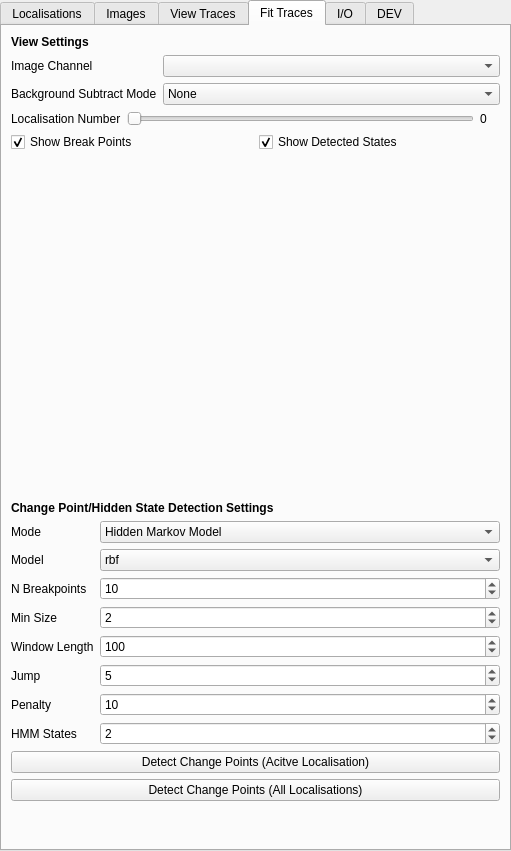
First picture: the form in src/napari_gapseq/gapseq_ui.ui, repository piedrro/napari-GapSeq, before the edit.
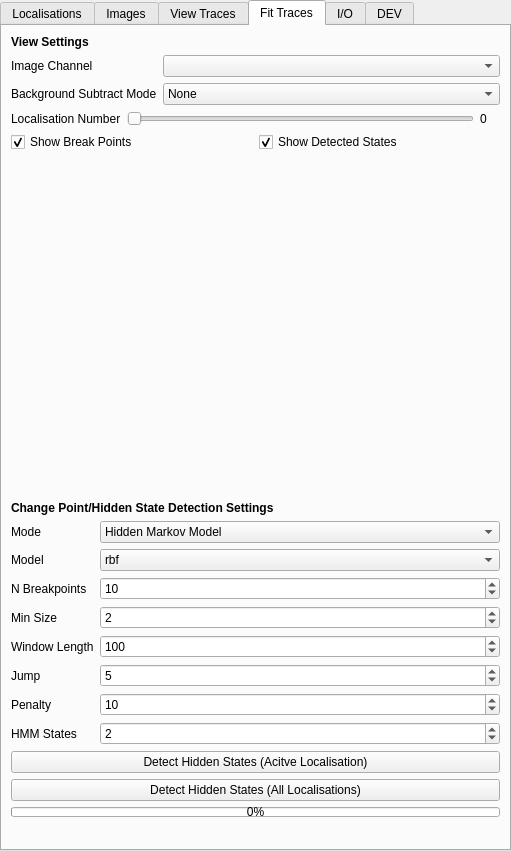
Second picture: the form after the edit. The open tabs and pages were chosen to show the change.

Commit message: Added second thread for HMM and plot data compute

Patch:
```diff
--- a/src/napari_gapseq/gapseq_ui.ui
+++ b/src/napari_gapseq/gapseq_ui.ui
@@ -1453,14 +1453,33 @@
     <item>
      <widget class="QPushButton" name="fit_active">
       <property name="text">
-       <string>Detect Change Points (Acitve Localisation)</string>
+       <string>Detect Hidden States (Acitve Localisation)</string>
       </property>
      </widget>
     </item>
     <item>
      <widget class="QPushButton" name="fit_all">
       <property name="text">
-       <string>Detect Change Points (All Localisations)</string>
+       <string>Detect Hidden States (All Localisations)</string>
+      </property>
+     </widget>
+    </item>
+    <item>
+     <widget class="QProgressBar" name="fit_traces_progress">
+      <property name="sizePolicy">
+       <sizepolicy hsizetype="Preferred" vsizetype="Fixed">
+        <horstretch>0</horstretch>
+        <verstretch>0</verstretch>
+       </sizepolicy>
+      </property>
+      <property name="maximumSize">
+       <size>
+        <width>16777215</width>
+        <height>10</height>
+       </size>
+      </property>
+      <property name="value">
+       <number>0</number>
       </property>
      </widget>
     </item>
```
Left out of the diff: 5 changed lines with no effect on the pictures. The commit also changes 2 other files.
